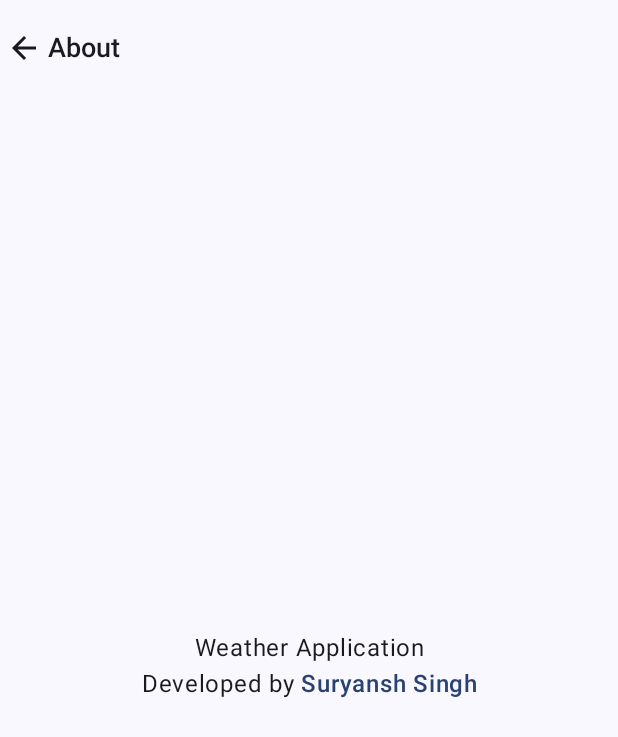
After one commit to thundra0308/JetWeatherApp, an Android app built with Jetpack Compose: the AboutScreen screen opened through its navigation route, on a phone screen of 412 x 824 dp. The commit adds this screen. Shown: the top 737 px of the screen. Run offline under Robolectric (Android 15) with nearby library versions, the phone set to English and light mode, and no system bars; our stand-ins replace Dagger/Hilt's generated code.

Commit message:
Commit_12

```diff
--- a/app/src/main/java/com/example/jetweatherapp/MainActivity.kt
+++ b/app/src/main/java/com/example/jetweatherapp/MainActivity.kt
@@ -5,12 +5,9 @@ import android.os.Bundle
 import androidx.activity.ComponentActivity
 import androidx.activity.compose.setContent
 import androidx.activity.enableEdgeToEdge
-import androidx.compose.foundation.layout.Arrangement
-import androidx.compose.foundation.layout.Column
 import androidx.compose.foundation.layout.fillMaxSize
 import androidx.compose.material3.Surface
 import androidx.compose.runtime.Composable
-import androidx.compose.ui.Alignment
 import androidx.compose.ui.Modifier
 import androidx.compose.ui.tooling.preview.Preview
 import androidx.core.splashscreen.SplashScreen.Companion.installSplashScreen
@@ -28,7 +25,7 @@ class MainActivity : ComponentActivity() {
     override fun onCreate(savedInstanceState: Bundle?) {
         super.onCreate(savedInstanceState)
         enableEdgeToEdge()
-        if(Build.VERSION.SDK_INT>=Build.VERSION_CODES.S) {
+        if (Build.VERSION.SDK_INT >= Build.VERSION_CODES.S) {
             val splashScreen = installSplashScreen()
             splashScreen.setKeepOnScreenCondition { true }
             CoroutineScope(Dispatchers.IO).launch {
--- a/app/src/main/java/com/example/jetweatherapp/components/ForecastCard.kt
+++ b/app/src/main/java/com/example/jetweatherapp/components/ForecastCard.kt
@@ -1,5 +1,6 @@
 package com.example.jetweatherapp.components
 
+import androidx.compose.foundation.isSystemInDarkTheme
 import androidx.compose.foundation.layout.Arrangement
 import androidx.compose.foundation.layout.PaddingValues
 import androidx.compose.foundation.layout.fillMaxSize
@@ -9,6 +10,8 @@ import androidx.compose.foundation.lazy.LazyColumn
 import androidx.compose.foundation.lazy.items
 import androidx.compose.foundation.shape.RoundedCornerShape
 import androidx.compose.material3.Card
+import androidx.compose.material3.CardDefaults
+import androidx.compose.material3.MaterialTheme
 import androidx.compose.runtime.Composable
 import androidx.compose.ui.Modifier
 import androidx.compose.ui.unit.dp
@@ -22,6 +25,7 @@ fun ForecastCard(forecastData: WeatherData) {
             .fillMaxWidth()
             .height(290.dp),
         shape = RoundedCornerShape(20.dp),
+        colors = CardDefaults.cardColors(containerColor = if(isSystemInDarkTheme()) MaterialTheme.colorScheme.primary else MaterialTheme.colorScheme.primaryContainer)
     ) {
         LazyColumn(
             modifier = Modifier
--- a/app/src/main/java/com/example/jetweatherapp/components/HorizontalForecastListOf24Hours.kt
+++ b/app/src/main/java/com/example/jetweatherapp/components/HorizontalForecastListOf24Hours.kt
@@ -1,5 +1,6 @@
 package com.example.jetweatherapp.components
 
+import androidx.compose.foundation.isSystemInDarkTheme
 import androidx.compose.foundation.layout.Arrangement
 import androidx.compose.foundation.layout.Column
 import androidx.compose.foundation.layout.PaddingValues
@@ -10,6 +11,8 @@ import androidx.compose.foundation.lazy.LazyRow
 import androidx.compose.foundation.lazy.items
 import androidx.compose.foundation.shape.RoundedCornerShape
 import androidx.compose.material3.Card
+import androidx.compose.material3.CardDefaults
+import androidx.compose.material3.MaterialTheme
 import androidx.compose.runtime.Composable
 import androidx.compose.ui.Alignment
 import androidx.compose.ui.Modifier
@@ -24,6 +27,7 @@ fun HorizontalForecastListOf24Hours(forecastData: WeatherData) {
             .fillMaxWidth()
             .height(120.dp),
         shape = RoundedCornerShape(20.dp),
+        colors = CardDefaults.cardColors(containerColor = if(isSystemInDarkTheme()) MaterialTheme.colorScheme.primary else MaterialTheme.colorScheme.primaryContainer)
     ) {
         Column(
             modifier = Modifier
--- /dev/null
+++ b/app/src/main/java/com/example/jetweatherapp/components/TopBar.kt
@@ -0,0 +1,41 @@
+package com.example.jetweatherapp.components
+
+import androidx.compose.foundation.clickable
+import androidx.compose.material.icons.Icons
+import androidx.compose.material.icons.automirrored.outlined.ArrowBack
+import androidx.compose.material3.ExperimentalMaterial3Api
+import androidx.compose.material3.Icon
+import androidx.compose.material3.Text
+import androidx.compose.material3.TopAppBar
+import androidx.compose.material3.TopAppBarDefaults
+import androidx.compose.runtime.Composable
+import androidx.compose.ui.Modifier
+import androidx.compose.ui.graphics.Color
+import androidx.compose.ui.text.TextStyle
+import androidx.compose.ui.text.font.FontWeight
+import androidx.compose.ui.unit.sp
+
+@OptIn(ExperimentalMaterial3Api::class)
+@Composable
+fun TopBar(
+    text: String = "",
+    onBackIconClick: () -> Unit = {}
+) {
+    TopAppBar(
+        title = {
+            Text(
+                text = text,
+                style = TextStyle(fontSize = 18.sp, fontWeight = FontWeight.SemiBold)
+            )
+        },
+        navigationIcon = {
+            Icon(
+                modifier = Modifier
+                    .clickable { onBackIconClick() },
+                imageVector = Icons.AutoMirrored.Outlined.ArrowBack,
+                contentDescription = "Navigate Back Button"
+            )
+        },
+        colors = TopAppBarDefaults.topAppBarColors(containerColor = Color.Transparent)
+    )
+}
--- a/app/src/main/java/com/example/jetweatherapp/navigation/WeatherNavigation.kt
+++ b/app/src/main/java/com/example/jetweatherapp/navigation/WeatherNavigation.kt
@@ -6,6 +6,7 @@ import androidx.hilt.navigation.compose.hiltViewModel
 import androidx.navigation.compose.NavHost
 import androidx.navigation.compose.composable
 import androidx.navigation.compose.rememberNavController
+import com.example.jetweatherapp.screens.AboutScreen
 import com.example.jetweatherapp.screens.MainScreen
 import com.example.jetweatherapp.screens.SettingScreen
 import com.example.jetweatherapp.screens.SplashScreen
@@ -27,5 +28,8 @@ fun WeatherNavigation() {
         composable(route = WeatherScreens.SettingScreen.name) {
             SettingScreen(navController, hiltViewModel<SettingScreenViewModel>())
         }
+        composable(route = WeatherScreens.AboutScreen.name) {
+            AboutScreen(navController)
+        }
     }
 }
--- a/app/src/main/java/com/example/jetweatherapp/navigation/WeatherScreens.kt
+++ b/app/src/main/java/com/example/jetweatherapp/navigation/WeatherScreens.kt
@@ -3,8 +3,6 @@ package com.example.jetweatherapp.navigation
 enum class WeatherScreens {
     SplashScreen,
     MainScreen,
-    SearchScreen,
     SettingScreen,
-    FavouriteScreen,
     AboutScreen
 }
--- /dev/null
+++ b/app/src/main/java/com/example/jetweatherapp/screens/AboutScreen.kt
@@ -0,0 +1,64 @@
+package com.example.jetweatherapp.screens
+
+import androidx.compose.foundation.layout.Arrangement
+import androidx.compose.foundation.layout.Column
+import androidx.compose.foundation.layout.PaddingValues
+import androidx.compose.foundation.layout.fillMaxSize
+import androidx.compose.foundation.layout.padding
+import androidx.compose.material3.MaterialTheme
+import androidx.compose.material3.Scaffold
+import androidx.compose.material3.Text
+import androidx.compose.runtime.Composable
+import androidx.compose.ui.Alignment
+import androidx.compose.ui.Modifier
+import androidx.compose.ui.text.SpanStyle
+import androidx.compose.ui.text.buildAnnotatedString
+import androidx.compose.ui.text.font.FontWeight
+import androidx.compose.ui.text.style.TextAlign
+import androidx.compose.ui.text.withStyle
+import androidx.compose.ui.unit.sp
+import androidx.navigation.NavController
+import com.example.jetweatherapp.components.TopBar
+
+@Composable
+fun AboutScreen(navController: NavController) {
+    Column(
+        modifier = Modifier
+            .fillMaxSize(),
+        verticalArrangement = Arrangement.Top,
+        horizontalAlignment = Alignment.CenterHorizontally
+    ) {
+        Scaffold(
+            topBar = {
+                TopBar(
+                    text = "About"
+                ) {
+                    navController.popBackStack()
+                }
+            }
+        ) {
+            AboutContent(paddingValues = it)
+        }
+    }
+}
+
+@Composable
+fun AboutContent(paddingValues: PaddingValues) {
+    Column(
+        modifier = Modifier
+            .fillMaxSize()
+            .padding(paddingValues),
+        verticalArrangement = Arrangement.Center,
+        horizontalAlignment = Alignment.CenterHorizontally
+    ) {
+        Text(
+            text = buildAnnotatedString {
+                append("Weather Application\nDeveloped by ")
+                withStyle(style = SpanStyle(fontWeight = FontWeight.SemiBold, fontSize = 16.sp, color = MaterialTheme.colorScheme.primary)) {
+                    append("Suryansh Singh")
+                }
+            },
+            textAlign = TextAlign.Center
+        )
+    }
+}
--- a/app/src/main/java/com/example/jetweatherapp/viewmodels/LocationViewModel.kt
+++ b/app/src/main/java/com/example/jetweatherapp/viewmodels/LocationViewModel.kt
@@ -4,7 +4,6 @@ import android.Manifest
 import android.content.Context
 import android.content.pm.PackageManager
 import android.location.Location
-import androidx.compose.runtime.mutableStateOf
 import androidx.core.app.ActivityCompat
 import androidx.lifecycle.ViewModel
 import androidx.lifecycle.viewModelScope
@@ -16,11 +15,9 @@ import com.google.android.gms.location.LocationServices
 import com.google.android.gms.location.Priority
 import dagger.hilt.android.lifecycle.HiltViewModel
 import dagger.hilt.android.qualifiers.ApplicationContext
-import kotlinx.coroutines.Dispatchers
 import kotlinx.coroutines.flow.MutableStateFlow
 import kotlinx.coroutines.flow.asStateFlow
 import kotlinx.coroutines.launch
-import kotlinx.coroutines.withContext
 import javax.inject.Inject
 
 @HiltViewModel
--- a/app/src/main/java/com/example/jetweatherapp/viewmodels/SettingScreenViewModel.kt
+++ b/app/src/main/java/com/example/jetweatherapp/viewmodels/SettingScreenViewModel.kt
@@ -12,8 +12,9 @@ import kotlinx.coroutines.launch
 import javax.inject.Inject
 
 @HiltViewModel
-class SettingScreenViewModel @Inject constructor(@ApplicationContext private val context: Context): ViewModel() {
-    private val _temperatureUnit = MutableStateFlow("")
+class SettingScreenViewModel @Inject constructor(@ApplicationContext private val context: Context) :
+    ViewModel() {
+    private val _temperatureUnit = MutableStateFlow("Celsius (°C)")
     val temperatureUnit: StateFlow<String> = _temperatureUnit.asStateFlow()
 
     suspend fun getFromSharedPreferences(key: String) {
```
Also changed, not shown: app/src/main/java/com/example/jetweatherapp/components/WeatherExpandView.kt (+5 -4 lines), app/src/main/java/com/example/jetweatherapp/screens/SettingScreen.kt (+30 -36 lines), app/src/main/java/com/example/jetweatherapp/screens/SplashScreen.kt (+25 -3 lines), app/src/main/java/com/example/jetweatherapp/viewmodels/MainScreenViewModel.kt (+17 -9 lines), app/src/main/java/com/example/jetweatherapp/viewmodels/PermissionViewModel.kt (+2 -6 lines).
